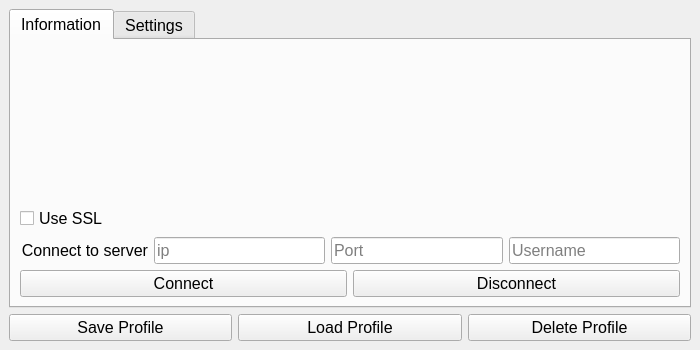
Old version of the form frontend/ui_files/settingswindow.ui in the repository alessacher/htl-tk-chat.
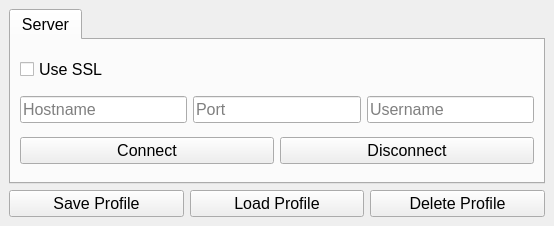
New version of the form.

Diff of the .ui file:
```diff
--- a/frontend/ui_files/settingswindow.ui
+++ b/frontend/ui_files/settingswindow.ui
@@ -6,8 +6,8 @@
    <rect>
     <x>0</x>
     <y>0</y>
-    <width>700</width>
-    <height>350</height>
+    <width>554</width>
+    <height>226</height>
    </rect>
   </property>
   <property name="font">
@@ -67,21 +67,11 @@
       </property>
       <widget class="QWidget" name="TabInformation">
        <attribute name="title">
-        <string>Information</string>
+        <string>Server</string>
        </attribute>
        <layout class="QGridLayout" name="gridLayout_2">
-        <item row="6" column="0">
+        <item row="5" column="0">
          <layout class="QHBoxLayout" name="AuthLayout">
-          <item>
-           <widget class="QLabel" name="ConncetionLabel">
-            <property name="text">
-             <string>Connect to server</string>
-            </property>
-            <property name="alignment">
-             <set>Qt::AlignRight|Qt::AlignTrailing|Qt::AlignVCenter</set>
-            </property>
-           </widget>
-          </item>
           <item>
            <widget class="QLineEdit" name="InputServerAddress">
             <property name="toolTip">
@@ -91,7 +81,7 @@
              <bool>false</bool>
             </property>
             <property name="placeholderText">
-             <string>ip</string>
+             <string>Hostname</string>
             </property>
            </widget>
           </item>
@@ -115,13 +105,17 @@
          </layout>
         </item>
         <item row="1" column="0">
-         <widget class="QCheckBox" name="SSLCheckBox">
-          <property name="text">
-           <string>Use SSL</string>
-          </property>
-         </widget>
+         <layout class="QHBoxLayout" name="horizontalLayout">
+          <item>
+           <widget class="QCheckBox" name="SSLCheckBox">
+            <property name="text">
+             <string>Use SSL</string>
+            </property>
+           </widget>
+          </item>
+         </layout>
         </item>
-        <item row="7" column="0">
+        <item row="6" column="0">
          <layout class="QHBoxLayout" name="ConnectionButtons">
           <property name="topMargin">
            <number>0</number>
@@ -151,30 +145,8 @@
           </item>
          </layout>
         </item>
-        <item row="2" column="0">
-         <layout class="QHBoxLayout" name="horizontalLayout"/>
-        </item>
-        <item row="0" column="0">
-         <spacer name="verticalSpacer">
-          <property name="orientation">
-           <enum>Qt::Vertical</enum>
-          </property>
-          <property name="sizeHint" stdset="0">
-           <size>
-            <width>20</width>
-            <height>40</height>
-           </size>
-          </property>
-         </spacer>
-        </item>
        </layout>
       </widget>
-      <widget class="QWidget" name="TabSettings">
-       <attribute name="title">
-        <string>Settings</string>
-       </attribute>
-       <layout class="QGridLayout" name="gridLayout_4"/>
-      </widget>
      </widget>
     </item>
    </layout>
```
Left out of the diff: 4 changed lines with no effect on the pictures.
